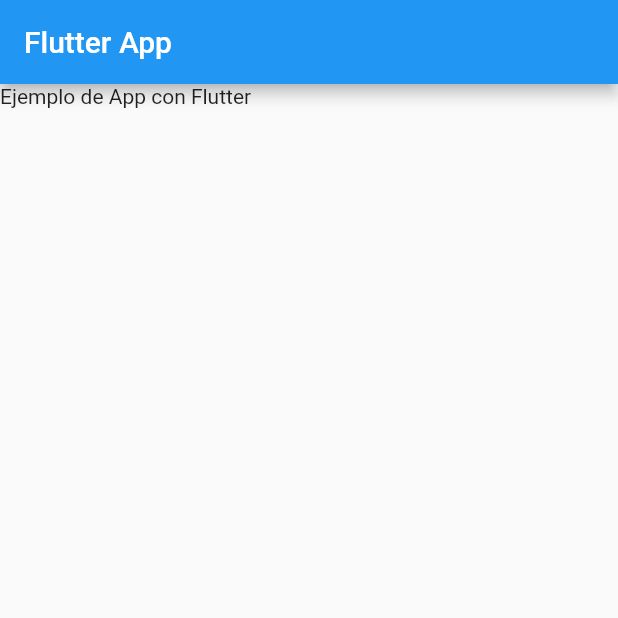
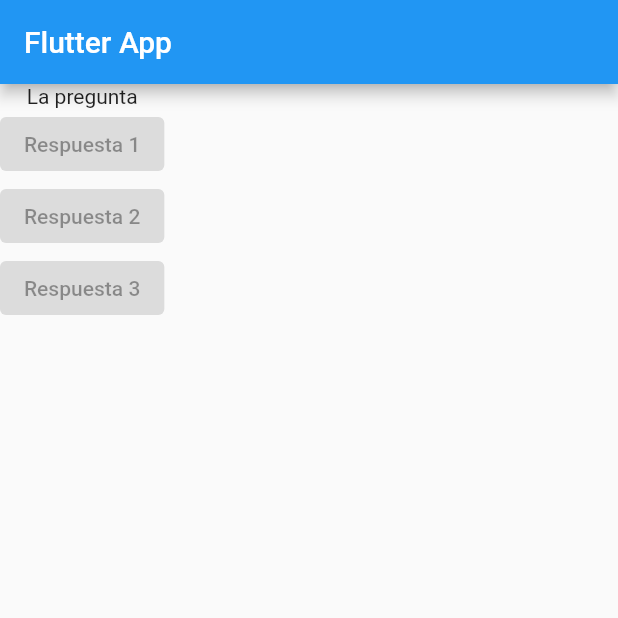
Before and after one commit to ginsenghung/flutter_apps_maximilian, a Flutter app: the screen it shows after launch, on a phone screen of 412 x 824 dp, the top half of it. Run offline on Flutter 3.47's test engine with Material 2 defaults, Android fonts, the phone set to English and light mode, and no system bars; missing offline and left inert: fluent_ui, flutter_acrylic, system_theme, window_manager.

Commit message:
adding layout widgets

```diff
--- a/lib/main.dart
+++ b/lib/main.dart
@@ -22,13 +22,13 @@
     await flutter_acrylic.Window.initialize();
     await WindowManager.instance.ensureInitialized();
     windowManager.waitUntilReadyToShow().then((_) async {
-      await windowManager.setTitleBarStyle(TitleBarStyle.hidden,
+      await windowManager.setTitleBarStyle(TitleBarStyle.normal,
           windowButtonVisibility: false);
       await windowManager.setSize(const Size(755, 545));
       await windowManager.setMinimumSize(const Size(755, 545));
       await windowManager.center();
       await windowManager.show();
-      await windowManager.setPreventClose(true);
+      await windowManager.setPreventClose(false);
       await windowManager.setSkipTaskbar(false);
     });
   }
@@ -40,15 +40,59 @@
 class MyApp extends StatelessWidget {
   @override
   Widget build(BuildContext context) {
+    int index = 0;
+
     return Platform.isWindows
         ? fluent_ui.FluentApp(
             title: 'Flutter App',
-            home: Text('Ejemplo de App con Flutter'),
+            home: fluent_ui.NavigationView(
+              appBar: const fluent_ui.NavigationAppBar(
+                title: Text('Flutter App'),
+              ),
+              content: fluent_ui.NavigationBody(
+                index: index,
+                children: [
+                  Column(
+                    children: const [
+                      Text('La pregunta'),
+                      ElevatedButton(
+                        child: Text('Respuesta 1'),
+                        onPressed: null,
+                      ),
+                      ElevatedButton(
+                        child: Text('Respuesta 2'),
+                        onPressed: null,
+                      ),
+                      ElevatedButton(
+                        child: Text('Respuesta 3'),
+                        onPressed: null,
+                      ),
+                    ],
+                  )
+                ],
+              ),
+            ),
           )
         : MaterialApp(
             home: Scaffold(
-              appBar: AppBar(title: Text('Flutter App')),
-              body: Text('Ejemplo de App con Flutter'),
+              appBar: AppBar(title: const Text('Flutter App')),
+              body: Column(
+                children: const [
+                  Text('La pregunta'),
+                  ElevatedButton(
+                    child: Text('Respuesta 1'),
+                    onPressed: null,
+                  ),
+                  ElevatedButton(
+                    child: Text('Respuesta 2'),
+                    onPressed: null,
+                  ),
+                  ElevatedButton(
+                    child: Text('Respuesta 3'),
+                    onPressed: null,
+                  ),
+                ],
+              ),
             ),
           );
   }
```
